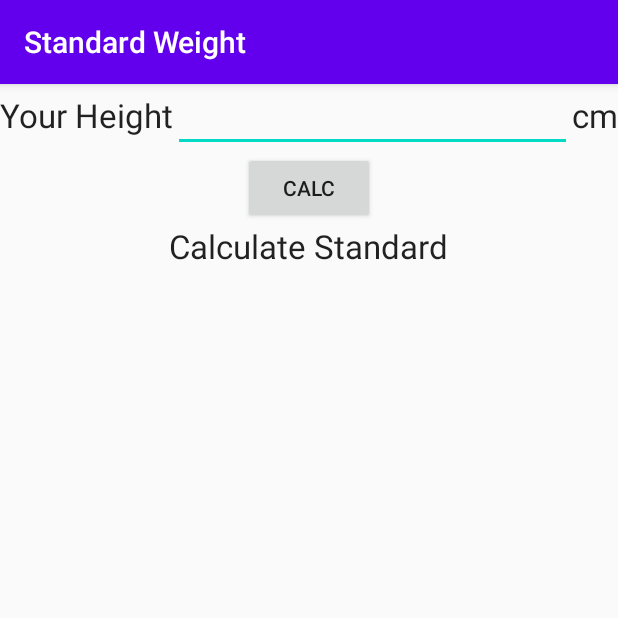
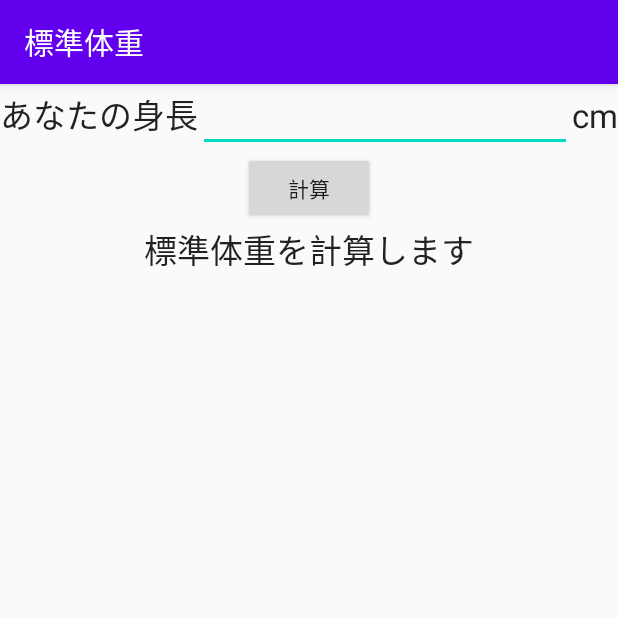
Before and after one commit to masa6372/Health, an Android app: the screen it shows after launch (MainActivity), on a phone screen of 412 x 824 dp, the top half of it. Run offline under Robolectric (Android 15) with nearby library versions, the phone set to English and light mode, and no system bars.

Commit message:
日本語に対応

```diff
--- a/app/src/main/res/values/strings.xml
+++ b/app/src/main/res/values/strings.xml
@@ -1,9 +1,10 @@
+<?xml version="1.0" encoding="utf-8" ?>
 <resources>
-    <string name="app_name">Standard Weight</string>
-    <string name="heightText">Your Height</string>
-    <string name="calcBtn">Calc</string>
-    <string name="weightText">Calculate Standard</string>
-    <string name="stdWeight">Standard Weight</string>
-    <string name="errorMsg">Enter Number</string>
-    <string name="action_settings">Settings</string>
+    <string name="app_name">標準体重</string>
+    <string name="heightText">あなたの身長</string>
+    <string name="calcBtn">計算</string>
+    <string name="weightText">標準体重を計算します</string>
+    <string name="stdWeight">標準体重：</string>
+    <string name="errorMsg">身長を数値で入力してください</string>
+    <string name="action_settings">設定</string>
 </resources>
```
